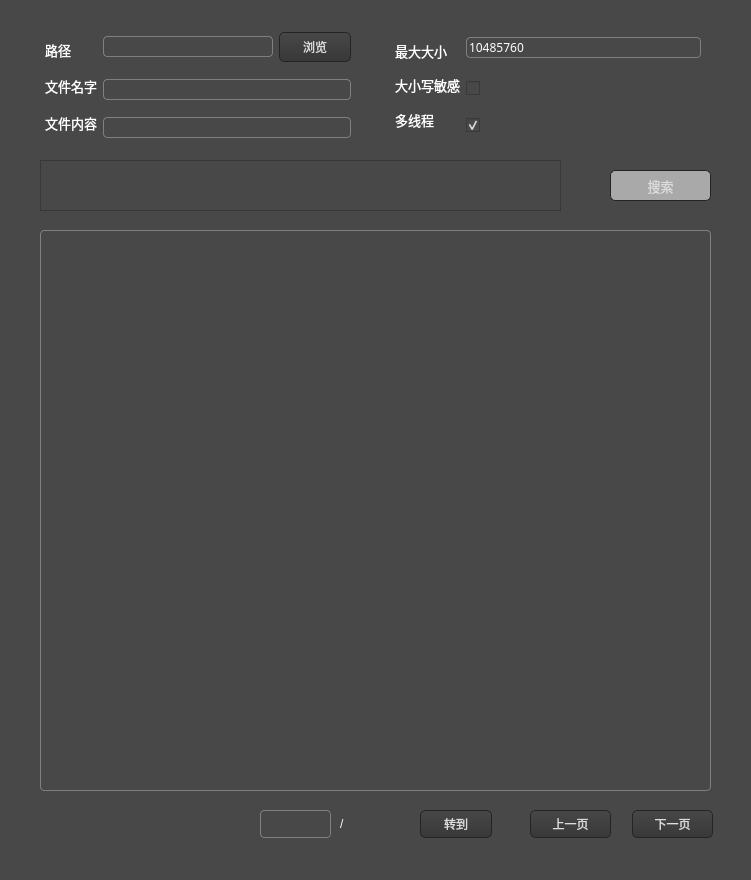
The window that 源代码/quicksearch/mainwindow.ui (wjr-z/-) describes before a commit, drawn with Qt 5.
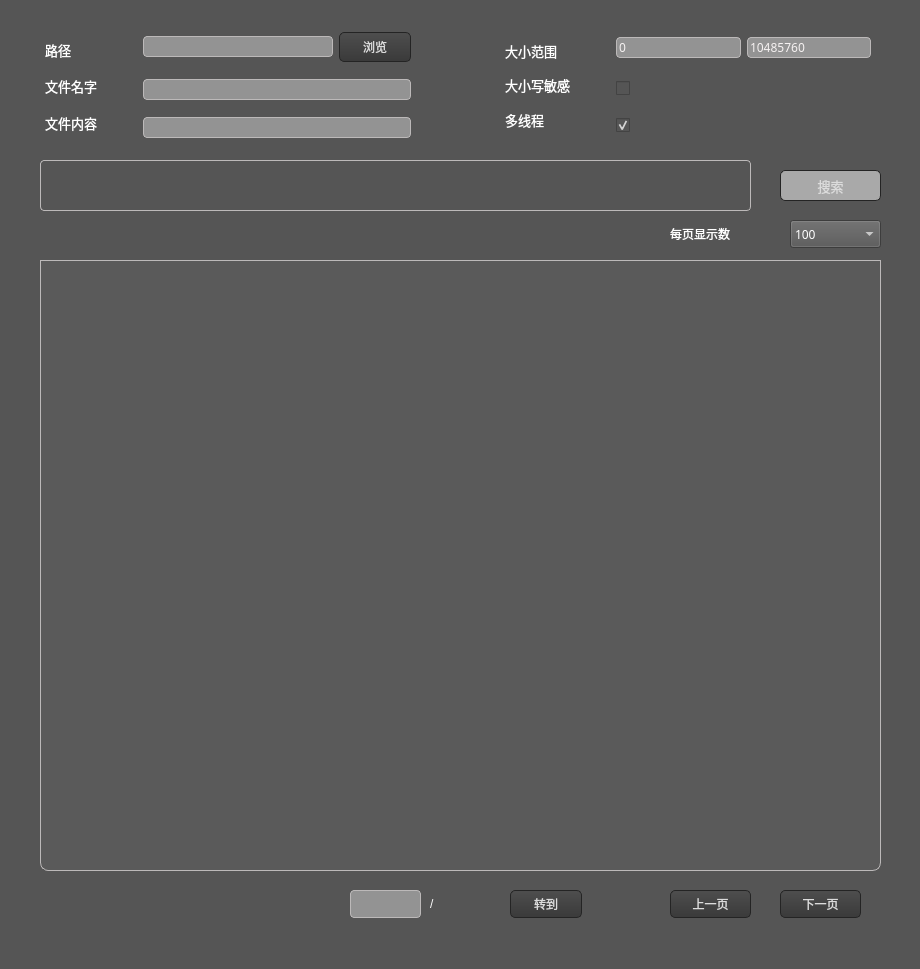
The same window after the commit.

```diff
--- a/源代码/quicksearch/mainwindow.ui
+++ b/源代码/quicksearch/mainwindow.ui
@@ -6,8 +6,8 @@
    <rect>
     <x>0</x>
     <y>0</y>
-    <width>751</width>
-    <height>880</height>
+    <width>920</width>
+    <height>969</height>
    </rect>
   </property>
   <property name="sizePolicy">
@@ -18,14 +18,14 @@
   </property>
   <property name="minimumSize">
    <size>
-    <width>751</width>
-    <height>880</height>
+    <width>920</width>
+    <height>950</height>
    </size>
   </property>
   <property name="maximumSize">
    <size>
-    <width>751</width>
-    <height>880</height>
+    <width>920</width>
+    <height>1000</height>
    </size>
   </property>
   <property name="font">
@@ -43,38 +43,41 @@
    <string>快速搜索</string>
   </property>
   <property name="windowOpacity">
-   <double>1.000000000000000</double>
+   <double>0.950000000000000</double>
   </property>
   <property name="styleSheet">
    <string notr="true">
-background:#484848; 
+background:#555555;
 color:white;
 selection-background-color:rgb(78,100,122);
 
+
 </string>
   </property>
   <widget class="QWidget" name="centralwidget">
    <property name="styleSheet">
-    <string notr="true">QLabel{
+    <string notr="true">
+QLabel{
 	border:none;
 }
 .QLineEdit {
-     border: 1px solid gray;
-     border-radius: 4px;
-     padding: 0 0;
-     color : white;
-
+    border: 1px solid gray;
+    border-radius: 4px;
+    padding: 0 0;
+    color : rgb(246,242,242);
+	background: rgb(147,147,147);
+	
 }
 QPushButton:focus{outline: none;}
 .QPushButton{
-border-style:none;
-border:1px solid #242424;
-color:#DCDCDC;
-padding:5px;
-min-height:15;
-min-width : 60;
-border-radius:5px;
-background:qlineargradient(spread:pad,x1:0,y1:0,x2:0,y2:1,stop:0 #484848,stop:1 #383838);
+	border-style:none;
+	border:1px solid #242424;
+	color:#DCDCDC;
+	padding:5px;
+	min-height:15;
+	min-width : 60;
+	border-radius:5px;
+    background:qlineargradient(spread:pad,x1:0,y1:0,x2:0,y2:1,stop:0 #4e4e4e,stop:1 #3a3a3a);
 }
 
 .QPushButton:hover{
@@ -92,8 +95,15 @@
 QCheckBox:disabled{
     color : gray;
 }
-
-</string>
+.QLineEdit{
+	border-color: #bcb9b9;
+}
+.QTextEdit{
+	border: 1px solid #bcb9b9;
+}
+.QTableWidget{
+	border: 1px solid #bcb9b9;
+}</string>
    </property>
    <widget class="QPushButton" name="searchButton">
     <property name="enabled">
@@ -101,7 +111,7 @@
     </property>
     <property name="geometry">
      <rect>
-      <x>610</x>
+      <x>780</x>
       <y>170</y>
       <width>101</width>
       <height>31</height>
@@ -126,20 +136,20 @@
      <bool>true</bool>
     </property>
    </widget>
-   <widget class="QTextEdit" name="end_output">
+   <widget class="QTextEdit" name="InforOutput">
     <property name="geometry">
      <rect>
       <x>40</x>
       <y>160</y>
-      <width>521</width>
+      <width>711</width>
       <height>51</height>
      </rect>
     </property>
     <property name="toolTip">
-     <string>&lt;html&gt;&lt;head/&gt;&lt;body&gt;&lt;p&gt;&lt;span style=&quot; color:#000000;&quot;&gt;提示信息&lt;/span&gt;&lt;/p&gt;&lt;/body&gt;&lt;/html&gt;</string>
+     <string>&lt;html&gt;&lt;head/&gt;&lt;body&gt;&lt;p&gt;提示信息&lt;/span&gt;&lt;/p&gt;&lt;/body&gt;&lt;/html&gt;</string>
     </property>
     <property name="styleSheet">
-     <string notr="true"/>
+     <string notr="true">border-radius:4px;</string>
     </property>
     <property name="lineWidth">
      <number>0</number>
@@ -148,16 +158,16 @@
      <bool>true</bool>
     </property>
    </widget>
-   <widget class="QListWidget" name="file_list">
+   <widget class="QTableWidget" name="file_list">
     <property name="enabled">
      <bool>true</bool>
     </property>
     <property name="geometry">
      <rect>
       <x>40</x>
-      <y>230</y>
-      <width>671</width>
-      <height>561</height>
+      <y>260</y>
+      <width>841</width>
+      <height>611</height>
      </rect>
     </property>
     <property name="sizePolicy">
@@ -179,13 +189,9 @@
      </size>
     </property>
     <property name="styleSheet">
-     <string notr="true">font: 10pt &quot;微软雅黑&quot;;
-border: 1px solid gray;
-border-radius: 4px;
-padding: 0 0;
-     
-color : white;
-selection-background-color: rgb(255,255,255);
+     <string notr="true">border-bottom-left-radius:8px;
+border-bottom-right-radius:8px;
+background:#5a5a5a;
 </string>
     </property>
     <property name="frameShadow">
@@ -203,21 +209,12 @@
     <property name="autoScrollMargin">
      <number>16</number>
     </property>
-    <property name="movement">
-     <enum>QListView::Static</enum>
-    </property>
-    <property name="layoutMode">
-     <enum>QListView::SinglePass</enum>
-    </property>
-    <property name="sortingEnabled">
-     <bool>false</bool>
-    </property>
    </widget>
    <widget class="QPushButton" name="PageUp">
     <property name="geometry">
      <rect>
-      <x>530</x>
-      <y>810</y>
+      <x>670</x>
+      <y>890</y>
       <width>81</width>
       <height>28</height>
      </rect>
@@ -247,8 +244,8 @@
    <widget class="QPushButton" name="PageDown">
     <property name="geometry">
      <rect>
-      <x>632</x>
-      <y>810</y>
+      <x>780</x>
+      <y>890</y>
       <width>81</width>
       <height>28</height>
      </rect>
@@ -275,8 +272,8 @@
    <widget class="QLineEdit" name="TurnToPage">
     <property name="geometry">
      <rect>
-      <x>260</x>
-      <y>810</y>
+      <x>350</x>
+      <y>890</y>
       <width>71</width>
       <height>28</height>
      </rect>
@@ -291,8 +288,8 @@
    <widget class="QPushButton" name="TurnTo">
     <property name="geometry">
      <rect>
-      <x>420</x>
-      <y>810</y>
+      <x>510</x>
+      <y>890</y>
       <width>72</width>
       <height>28</height>
      </rect>
@@ -304,8 +301,8 @@
    <widget class="QLabel" name="MaxPage">
     <property name="geometry">
      <rect>
-      <x>340</x>
-      <y>810</y>
+      <x>430</x>
+      <y>890</y>
       <width>71</width>
       <height>28</height>
      </rect>
@@ -319,7 +316,7 @@
      <rect>
       <x>40</x>
       <y>20</y>
-      <width>321</width>
+      <width>381</width>
       <height>131</height>
      </rect>
     </property>
@@ -336,90 +333,6 @@
      <property name="bottomMargin">
       <number>1</number>
      </property>
-     <item row="1" column="1">
-      <layout class="QHBoxLayout" name="fileinput">
-       <item>
-        <widget class="QLineEdit" name="file_name_input">
-         <property name="font">
-          <font>
-           <family>微软雅黑</family>
-          </font>
-         </property>
-        </widget>
-       </item>
-      </layout>
-     </item>
-     <item row="2" column="1">
-      <layout class="QHBoxLayout" name="contentinput">
-       <item>
-        <widget class="QLineEdit" name="file_content_input">
-         <property name="font">
-          <font>
-           <family>微软雅黑</family>
-          </font>
-         </property>
-        </widget>
-       </item>
-      </layout>
-     </item>
-     <item row="0" column="0" rowspan="3">
-      <layout class="QVBoxLayout" name="leftlabel">
-       <property name="topMargin">
-        <number>2</number>
-       </property>
-       <item>
-        <widget class="QLabel" name="path">
-         <property name="font">
-          <font>
-           <family>微软雅黑</family>
-           <pointsize>10</pointsize>
-           <weight>50</weight>
-           <bold>false</bold>
-          </font>
-         </property>
-         <property name="text">
-          <string>路径</string>
-         </property>
-         <property name="buddy">
-          <cstring>path_input</cstring>
-         </property>
-        </widget>
-       </item>
-       <item>
-        <widget class="QLabel" name="file_name">
-         <property name="font">
-          <font>
-           <family>微软雅黑</family>
-           <pointsize>10</pointsize>
-           <weight>50</weight>
-           <bold>false</bold>
-          </font>
-         </property>
-         <property name="text">
-          <string>文件名字</string>
-         </property>
-        </widget>
-       </item>
-       <item>
-        <widget class="QLabel" name="file_content">
-         <property name="font">
-          <font>
-           <family>微软雅黑</family>
-           <pointsize>10</pointsize>
-           <weight>50</weight>
-           <bold>false</bold>
-          </font>
-         </property>
-         <property name="styleSheet">
-          <string notr="true">border:none</string>
-         </property>
-         <property name="text">
-          <string>文件内容</string>
-         </property>
-        </widget>
-       </item>
-      </layout>
-     </item>
      <item row="0" column="1">
       <layout class="QHBoxLayout" name="pathinput">
        <item>
@@ -432,6 +345,9 @@
          <property name="toolTip">
           <string>&lt;html&gt;&lt;head/&gt;&lt;body&gt;&lt;p&gt;&lt;span style=&quot; color:#000000;&quot;&gt;搜索根目录路径&lt;/span&gt;&lt;/p&gt;&lt;/body&gt;&lt;/html&gt;</string>
          </property>
+         <property name="styleSheet">
+          <string notr="true"/>
+         </property>
          <property name="text">
           <string/>
          </property>
@@ -446,7 +362,7 @@
           </sizepolicy>
          </property>
          <property name="toolTip">
-          <string>&lt;html&gt;&lt;head/&gt;&lt;body&gt;&lt;p&gt;快捷键 ctrl+s&lt;/p&gt;&lt;/body&gt;&lt;/html&gt;</string>
+          <string>&lt;html&gt;&lt;head/&gt;&lt;body&gt;&lt;p&gt;&lt;span style=&quot; color:#000000;&quot;&gt;快捷键 ctrl+s&lt;/span&gt;&lt;/p&gt;&lt;/body&gt;&lt;/html&gt;</string>
          </property>
          <property name="text">
           <string>浏览</string>
@@ -458,14 +374,101 @@
        </item>
       </layout>
      </item>
+     <item row="0" column="0" rowspan="3">
+      <layout class="QVBoxLayout" name="leftlabel">
+       <property name="topMargin">
+        <number>2</number>
+       </property>
+       <property name="rightMargin">
+        <number>40</number>
+       </property>
+       <item>
+        <widget class="QLabel" name="path">
+         <property name="font">
+          <font>
+           <family>微软雅黑</family>
+           <pointsize>10</pointsize>
+           <weight>50</weight>
+           <bold>false</bold>
+          </font>
+         </property>
+         <property name="text">
+          <string>路径</string>
+         </property>
+         <property name="buddy">
+          <cstring>path_input</cstring>
+         </property>
+        </widget>
+       </item>
+       <item>
+        <widget class="QLabel" name="file_name">
+         <property name="font">
+          <font>
+           <family>微软雅黑</family>
+           <pointsize>10</pointsize>
+           <weight>50</weight>
+           <bold>false</bold>
+          </font>
+         </property>
+         <property name="text">
+          <string>文件名字</string>
+         </property>
+        </widget>
+       </item>
+       <item>
+        <widget class="QLabel" name="file_content">
+         <property name="font">
+          <font>
+           <family>微软雅黑</family>
+           <pointsize>10</pointsize>
+           <weight>50</weight>
+           <bold>false</bold>
+          </font>
+         </property>
+         <property name="styleSheet">
+          <string notr="true">border:none</string>
+         </property>
+         <property name="text">
+          <string>文件内容</string>
+         </property>
+        </widget>
+       </item>
+      </layout>
+     </item>
+     <item row="1" column="1">
+      <layout class="QHBoxLayout" name="fileinput">
+       <item>
+        <widget class="QLineEdit" name="file_name_input">
+         <property name="font">
+          <font>
+           <family>微软雅黑</family>
+          </font>
+         </property>
+        </widget>
+       </item>
+      </layout>
+     </item>
+     <item row="2" column="1">
+      <layout class="QHBoxLayout" name="contentinput">
+       <item>
+        <widget class="QLineEdit" name="file_content_input">
+         <property name="font">
+          <font>
+           <family>微软雅黑</family>
+          </font>
+         </property>
+        </widget>
+       </item>
+      </layout>
+     </item>
     </layout>
    </widget>
    <widget class="QWidget" name="gridLayoutWidget_2">
     <property name="geometry">
      <rect>
-      <x>390</x>
+      <x>500</x>
       <y>20</y>
-      <width>321</width>
+      <width>381</width>
       <height>131</height>
      </rect>
     </property>
@@ -500,7 +503,22 @@
       </layout>
      </item>
      <item row="1" column="1">
-      <layout class="QHBoxLayout" name="maxsizeinput">
+      <layout class="QHBoxLayout" name="sizeinput">
+       <item>
+        <widget class="QLineEdit" name="min_size_input">
+         <property name="font">
+          <font>
+           <family>微软雅黑</family>
+          </font>
+         </property>
+         <property name="text">
+          <string>0</string>
+         </property>
+         <property name="cursorPosition">
+          <number>1</number>
+         </property>
+        </widget>
+       </item>
        <item>
         <widget class="QLineEdit" name="max_size_input">
          <property name="font">
@@ -540,6 +558,9 @@
        <property name="topMargin">
         <number>2</number>
        </property>
+       <property name="rightMargin">
+        <number>40</number>
+       </property>
        <item>
         <widget class="QLabel" name="max_size">
          <property name="font">
@@ -551,7 +572,7 @@
           </font>
          </property>
          <property name="text">
-          <string>最大大小</string>
+          <string>大小范围</string>
          </property>
         </widget>
        </item>
@@ -587,7 +608,292 @@
      </item>
     </layout>
    </widget>
+   <widget class="QLabel" name="label">
+    <property name="geometry">
+     <rect>
+      <x>670</x>
+      <y>220</y>
+      <width>91</width>
+      <height>28</height>
+     </rect>
+    </property>
+    <property name="font">
+     <font>
+      <family>微软雅黑</family>
+     </font>
+    </property>
+    <property name="text">
+     <string>每页显示数</string>
+    </property>
+   </widget>
+   <widget class="QComboBox" name="PageSize">
+    <property name="geometry">
+     <rect>
+      <x>790</x>
+      <y>220</y>
+      <width>91</width>
+      <height>28</height>
+     </rect>
+    </property>
+    <property name="palette">
+     <palette>
+      <active>
+       <colorrole role="WindowText">
+        <brush brushstyle="SolidPattern">
+         <color alpha="255">
+          <red>255</red>
+          <green>255</green>
+          <blue>255</blue>
+         </color>
+        </brush>
+       </colorrole>
+       <colorrole role="Button">
+        <brush brushstyle="SolidPattern">
+         <color alpha="255">
+          <red>85</red>
+          <green>85</green>
+          <blue>85</blue>
+         </color>
+        </brush>
+       </colorrole>
+       <colorrole role="Text">
+        <brush brushstyle="SolidPattern">
+         <color alpha="255">
+          <red>255</red>
+          <green>255</green>
+          <blue>255</blue>
+         </color>
+        </brush>
+       </colorrole>
+       <colorrole role="ButtonText">
+        <brush brushstyle="SolidPattern">
+         <color alpha="255">
+          <red>255</red>
+          <green>255</green>
+          <blue>255</blue>
+         </color>
+        </brush>
+       </colorrole>
+       <colorrole role="Base">
+        <brush brushstyle="SolidPattern">
+         <color alpha="255">
+          <red>85</red>
+          <green>85</green>
+          <blue>85</blue>
+         </color>
+        </brush>
+       </colorrole>
+       <colorrole role="Window">
+        <brush brushstyle="SolidPattern">
+         <color alpha="255">
+          <red>85</red>
+          <green>85</green>
+          <blue>85</blue>
+         </color>
+        </brush>
+       </colorrole>
+       <colorrole role="Highlight">
+        <brush brushstyle="SolidPattern">
+         <color alpha="255">
+          <red>78</red>
+          <green>100</green>
+          <blue>122</blue>
+         </color>
+        </brush>
+       </colorrole>
+       <colorrole role="PlaceholderText">
+        <brush brushstyle="SolidPattern">
+         <color alpha="128">
+          <red>255</red>
+          <green>0</green>
+          <blue>4</blue>
+         </color>
+        </brush>
+       </colorrole>
+      </active>
+      <inactive>
+       <colorrole role="WindowText">
+        <brush brushstyle="SolidPattern">
+         <color alpha="255">
+          <red>255</red>
+          <green>255</green>
+          <blue>255</blue>
+         </color>
+        </brush>
+       </colorrole>
+       <colorrole role="Button">
+        <brush brushstyle="SolidPattern">
+         <color alpha="255">
+          <red>85</red>
+          <green>85</green>
+          <blue>85</blue>
+         </color>
+        </brush>
+       </colorrole>
+       <colorrole role="Text">
+        <brush brushstyle="SolidPattern">
+         <color alpha="255">
+          <red>255</red>
+          <green>255</green>
+          <blue>255</blue>
+         </color>
+        </brush>
+       </colorrole>
+       <colorrole role="ButtonText">
+        <brush brushstyle="SolidPattern">
+         <color alpha="255">
+          <red>255</red>
+          <green>255</green>
+          <blue>255</blue>
+         </color>
+        </brush>
+       </colorrole>
+       <colorrole role="Base">
+        <brush brushstyle="SolidPattern">
+         <color alpha="255">
+          <red>85</red>
+          <green>85</green>
+          <blue>85</blue>
+         </color>
+        </brush>
+       </colorrole>
+       <colorrole role="Window">
+        <brush brushstyle="SolidPattern">
+         <color alpha="255">
+          <red>85</red>
+          <green>85</green>
+          <blue>85</blue>
+         </color>
+        </brush>
+       </colorrole>
+       <colorrole role="Highlight">
+        <brush brushstyle="SolidPattern">
+         <color alpha="255">
+          <red>78</red>
+          <green>100</green>
+          <blue>122</blue>
+         </color>
+        </brush>
+       </colorrole>
+       <colorrole role="PlaceholderText">
+        <brush brushstyle="SolidPattern">
+         <color alpha="128">
+          <red>255</red>
+          <green>0</green>
+          <blue>4</blue>
+         </color>
+        </brush>
+       </colorrole>
+      </inactive>
+      <disabled>
+       <colorrole role="WindowText">
+        <brush brushstyle="SolidPattern">
+         <color alpha="255">
+          <red>255</red>
+          <green>255</green>
+          <blue>255</blue>
+         </color>
+        </brush>
+       </colorrole>
+       <colorrole role="Button">
+        <brush brushstyle="SolidPattern">
+         <color alpha="255">
+          <red>85</red>
+          <green>85</green>
+          <blue>85</blue>
+         </color>
+        </brush>
+       </colorrole>
+       <colorrole role="Text">
+        <brush brushstyle="SolidPattern">
+         <color alpha="255">
+          <red>255</red>
+          <green>255</green>
+          <blue>255</blue>
+         </color>
+        </brush>
+       </colorrole>
+       <colorrole role="ButtonText">
+        <brush brushstyle="SolidPattern">
+         <color alpha="255">
+          <red>255</red>
+          <green>255</green>
+          <blue>255</blue>
+         </color>
+        </brush>
+       </colorrole>
+       <colorrole role="Base">
+        <brush brushstyle="SolidPattern">
+         <color alpha="255">
+          <red>85</red>
+          <green>85</green>
+          <blue>85</blue>
+         </color>
+        </brush>
+       </colorrole>
+       <colorrole role="Window">
+        <brush brushstyle="SolidPattern">
+         <color alpha="255">
+          <red>85</red>
+          <green>85</green>
+          <blue>85</blue>
+         </color>
+        </brush>
+       </colorrole>
+       <colorrole role="Highlight">
+        <brush brushstyle="SolidPattern">
+         <color alpha="255">
+          <red>78</red>
+          <green>100</green>
+          <blue>122</blue>
+         </color>
+        </brush>
+       </colorrole>
+       <colorrole role="PlaceholderText">
+        <brush brushstyle="SolidPattern">
+         <color alpha="128">
+          <red>255</red>
+          <green>255</green>
+          <blue>255</blue>
+         </color>
+        </brush>
+       </colorrole>
+      </disabled>
+     </palette>
+    </property>
+    <property name="font">
+     <font>
+      <family>幼圆</family>
+     </font>
+    </property>
+    <item>
+     <property name="text">
+      <string>100</string>
+     </property>
+    </item>
+    <item>
+     <property name="text">
+      <string>200</string>
+     </property>
+    </item>
+    <item>
+     <property name="text">
+      <string>300</string>
+     </property>
+    </item>
+    <item>
+     <property name="text">
+      <string>400</string>
+     </property>
+    </item>
+    <item>
+     <property name="text">
+      <string>500</string>
+     </property>
+    </item>
+   </widget>
   </widget>
+  <widget class="QStatusBar" name="statusBar"/>
  </widget>
  <tabstops>
   <tabstop>path_input</tabstop>
```
Left out of the diff: 2 changed lines with no effect on the pictures.
